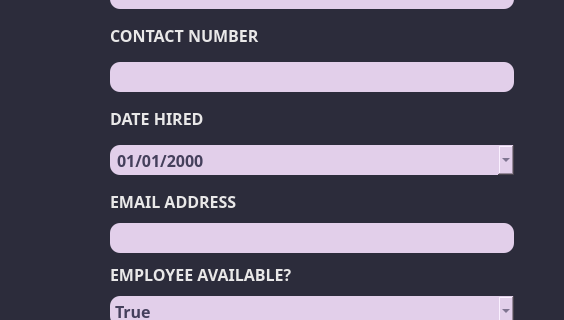
Old version of the form ui_files/edit_employee_dialog.ui in the repository porgarmer/Jeb-s-Salon; both pictures show x 658 to 1222 and y 116 to 436 of the 1222 by 768 pixel window.
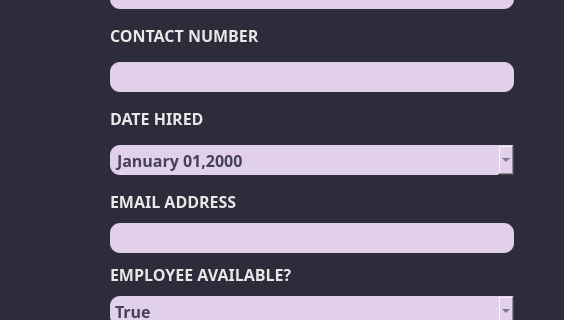
New version of the form. Icons and pictures are not drawn.

```diff
--- a/ui_files/edit_employee_dialog.ui
+++ b/ui_files/edit_employee_dialog.ui
@@ -528,7 +528,7 @@
             }</string>
               </property>
               <property name="displayFormat">
-               <string>MM/dd/yyyy</string>
+               <string>MMMM dd,yyyy</string>
               </property>
               <property name="calendarPopup">
                <bool>true</bool>
```
